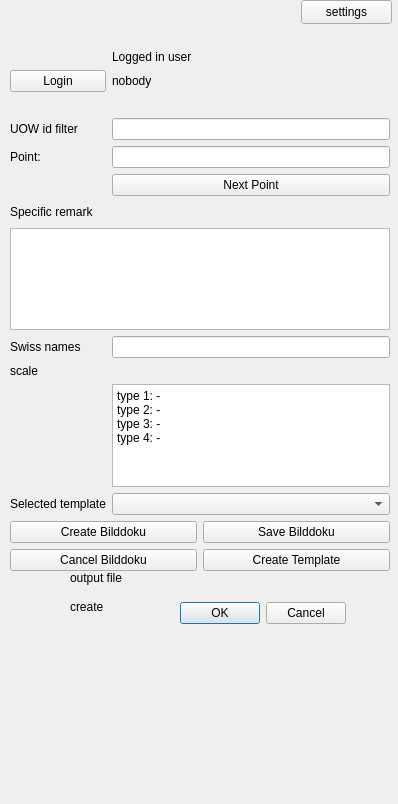
danduk82/areapp-bilddocu, file areapp_dockwidget_base.ui: the form before one commit.
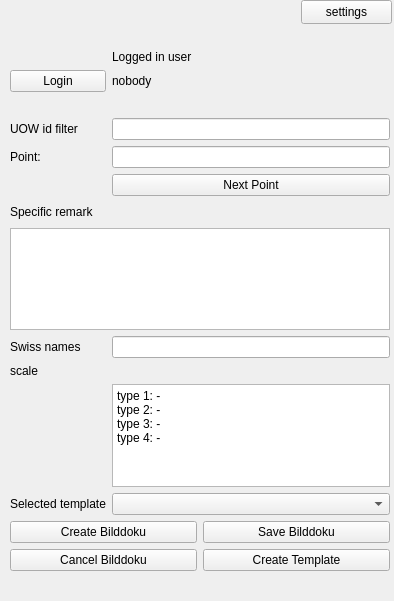
The form after the commit. Icons and pictures are not drawn. Custom widgets are drawn as their Qt base class.

Diff of the .ui file:
```diff
--- a/areapp_dockwidget_base.ui
+++ b/areapp_dockwidget_base.ui
@@ -6,10 +6,28 @@
    <rect>
     <x>0</x>
     <y>0</y>
-    <width>398</width>
-    <height>804</height>
+    <width>394</width>
+    <height>601</height>
    </rect>
   </property>
+  <property name="sizePolicy">
+   <sizepolicy hsizetype="Maximum" vsizetype="Maximum">
+    <horstretch>0</horstretch>
+    <verstretch>0</verstretch>
+   </sizepolicy>
+  </property>
+  <property name="minimumSize">
+   <size>
+    <width>394</width>
+    <height>601</height>
+   </size>
+  </property>
+  <property name="maximumSize">
+   <size>
+    <width>394</width>
+    <height>601</height>
+   </size>
+  </property>
   <property name="layoutDirection">
    <enum>Qt::LeftToRight</enum>
   </property>
@@ -17,55 +35,6 @@
    <string>Bilddoku Plugin</string>
   </property>
   <widget class="QWidget" name="dockWidgetContents">
-   <widget class="QLabel" name="label">
-    <property name="geometry">
-     <rect>
-      <x>70</x>
-      <y>570</y>
-      <width>62</width>
-      <height>16</height>
-     </rect>
-    </property>
-    <property name="text">
-     <string>output file</string>
-    </property>
-   </widget>
-   <widget class="QLabel" name="label_3">
-    <property name="geometry">
-     <rect>
-      <x>70</x>
-      <y>599</y>
-      <width>39</width>
-      <height>16</height>
-     </rect>
-    </property>
-    <property name="text">
-     <string>create</string>
-    </property>
-   </widget>
-   <widget class="QDialogButtonBox" name="validationButtonBox">
-    <property name="geometry">
-     <rect>
-      <x>180</x>
-      <y>601</y>
-      <width>166</width>
-      <height>24</height>
-     </rect>
-    </property>
-    <property name="standardButtons">
-     <set>QDialogButtonBox::Cancel|QDialogButtonBox::Ok</set>
-    </property>
-   </widget>
-   <widget class="QgsFileWidget" name="outputPdfFileWidget">
-    <property name="geometry">
-     <rect>
-      <x>180</x>
-      <y>570</y>
-      <width>159</width>
-      <height>23</height>
-     </rect>
-    </property>
-   </widget>
    <widget class="QWidget" name="gridLayoutWidget_2">
     <property name="geometry">
      <rect>
@@ -297,11 +266,6 @@
   </widget>
  </widget>
  <customwidgets>
-  <customwidget>
-   <class>QgsFileWidget</class>
-   <extends>QWidget</extends>
-   <header>qgsfilewidget.h</header>
-  </customwidget>
   <customwidget>
    <class>QgsScaleWidget</class>
    <extends>QWidget</extends>
```
